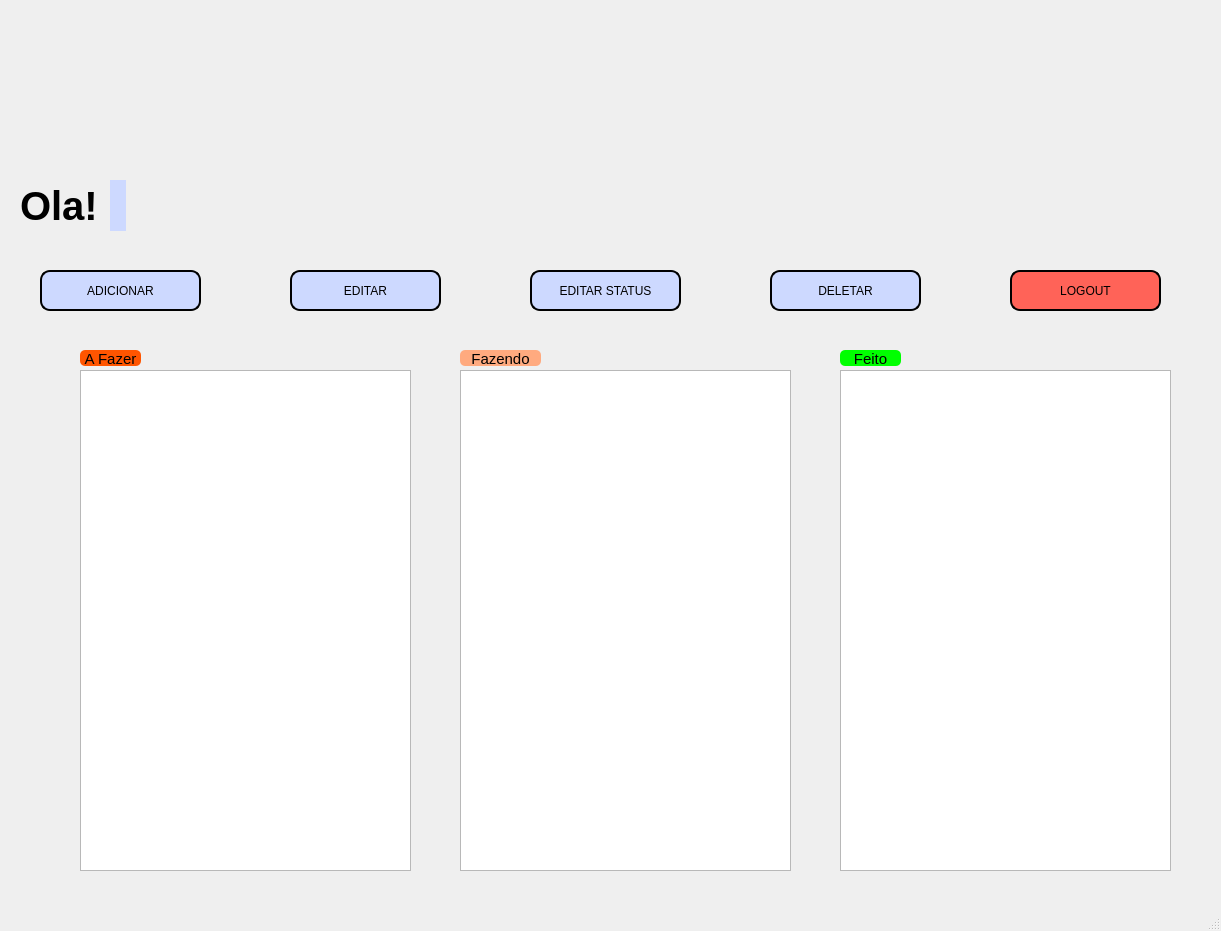
This is telaMain.ui in TheRealsz/ToDoList as Qt 5 draws it before an edit. The edited form follows.
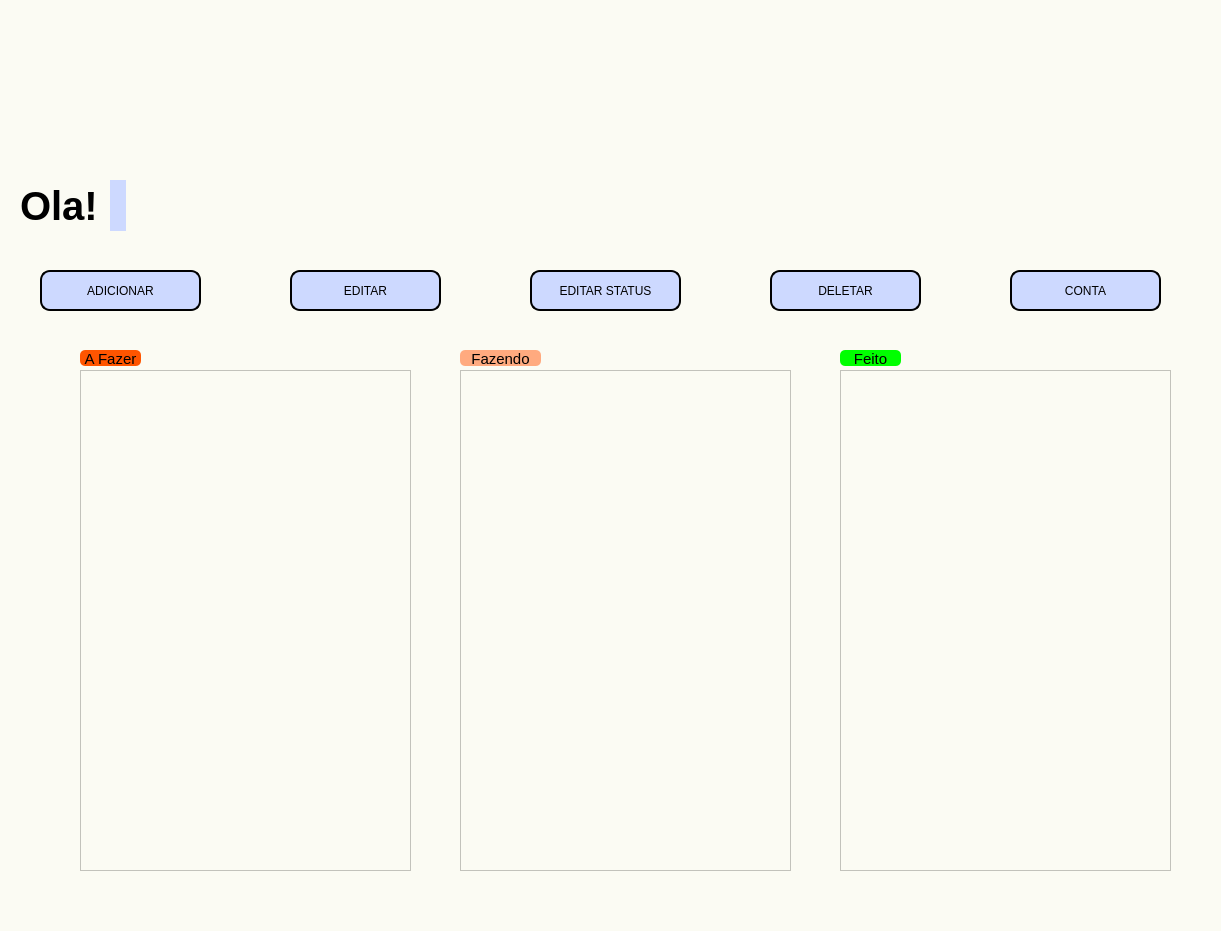
This is the edited form. Icons and pictures are not drawn.

Patch:
```diff
--- a/telaMain.ui
+++ b/telaMain.ui
@@ -19,6 +19,9 @@
   <property name="windowTitle">
    <string>List Efficient</string>
   </property>
+  <property name="styleSheet">
+   <string notr="true">background-color: rgb(251, 251, 243);</string>
+  </property>
   <widget class="QWidget" name="centralwidget">
    <widget class="QLabel" name="Icon">
     <property name="geometry">
@@ -327,12 +330,12 @@
     </property>
     <property name="styleSheet">
      <string notr="true">border-radius: 10px;
-background-color: rgb(255, 99, 88);
+background-color: rgb(205, 217, 255);
 border-style: outset;
 border: 2px solid black;</string>
     </property>
     <property name="text">
-     <string>LOGOUT</string>
+     <string>CONTA</string>
     </property>
    </widget>
   </widget>
```
Left out of the diff: 2 changed lines with no effect on the pictures.
